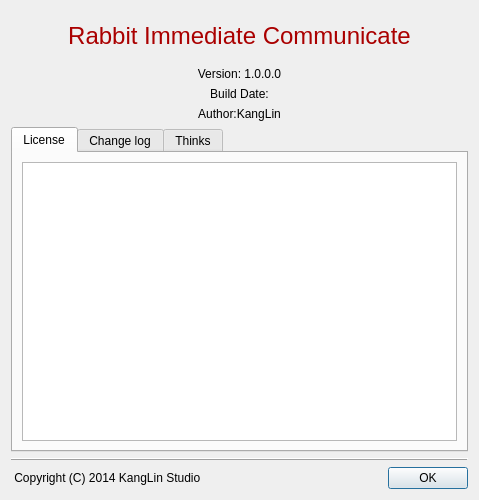
Before: the Qt Designer form Widgets/DlgAbout/DlgAbout.ui in KangLin/RabbitIm, drawn with Qt 5.
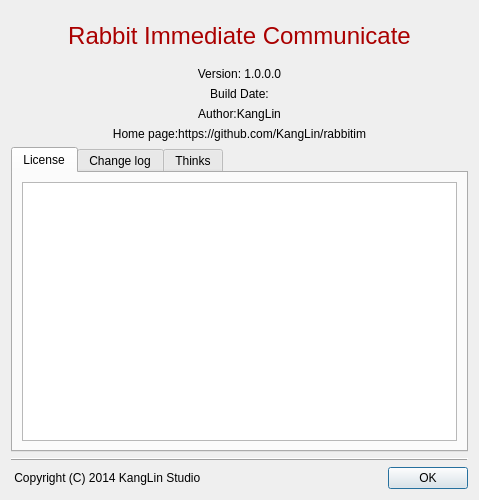
After: the same form once the commit is applied. The open tabs and pages were chosen to show the change. Icons and pictures are not drawn.

Commit message: 关于对话框中加入项目主页信息

Diff of the .ui file:
```diff
--- a/Widgets/DlgAbout/DlgAbout.ui
+++ b/Widgets/DlgAbout/DlgAbout.ui
@@ -139,7 +139,7 @@
     </layout>
    </item>
    <item row="1" column="0">
-    <widget class="QLabel" name="lblVersion">
+    <widget class="QLabel" name="lbVersion">
      <property name="text">
       <string>Version: 1.0.0.0</string>
      </property>
@@ -168,7 +168,7 @@
     </widget>
    </item>
    <item row="3" column="0">
-    <widget class="QLabel" name="lblAuthor">
+    <widget class="QLabel" name="lbAuthor">
      <property name="text">
       <string>Author:KangLin</string>
      </property>
@@ -181,9 +181,25 @@
     </widget>
    </item>
    <item row="4" column="0">
+    <widget class="QLabel" name="lbHome">
+     <property name="text">
+      <string>Home page:https://github.com/KangLin/rabbitim</string>
+     </property>
+     <property name="alignment">
+      <set>Qt::AlignCenter</set>
+     </property>
+     <property name="wordWrap">
+      <bool>true</bool>
+     </property>
+     <property name="openExternalLinks">
+      <bool>true</bool>
+     </property>
+    </widget>
+   </item>
+   <item row="5" column="0">
     <widget class="QTabWidget" name="tabWidget">
      <property name="currentIndex">
-      <number>1</number>
+      <number>0</number>
      </property>
      <widget class="QWidget" name="tab">
       <attribute name="title">
@@ -229,7 +245,7 @@
      </widget>
     </widget>
    </item>
-   <item row="5" column="0">
+   <item row="6" column="0">
     <widget class="QFrame" name="frame">
      <property name="frameShape">
       <enum>QFrame::HLine</enum>
@@ -239,7 +255,7 @@
      </property>
     </widget>
    </item>
-   <item row="6" column="0">
+   <item row="7" column="0">
     <layout class="QHBoxLayout" name="horizontalLayout_2">
      <item>
       <widget class="QLabel" name="lbCopyright">
```
The commit also changes 2 other files.
